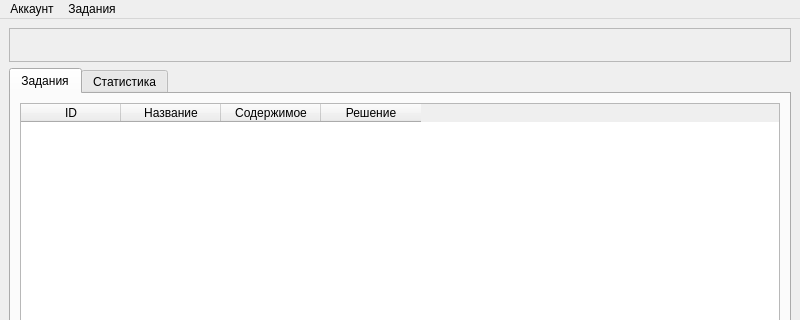
Qt form client_src/src/Window/TeacherStatsWindow.ui (glbzhrnv/Project-221-353) before a commit; both pictures show x 0 to 800 and y 0 to 320 of the 800 by 600 pixel window.
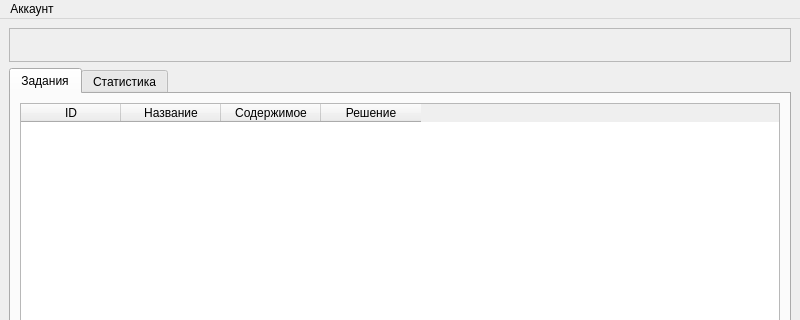
The same form after that commit.

Diff of the .ui file:
```diff
--- a/client_src/src/Window/TeacherStatsWindow.ui
+++ b/client_src/src/Window/TeacherStatsWindow.ui
@@ -127,14 +127,7 @@
     </property>
     <addaction name="action"/>
    </widget>
-   <widget class="QMenu" name="menu_2">
-    <property name="title">
-     <string>Задания</string>
-    </property>
-    <addaction name="action_2"/>
-   </widget>
    <addaction name="menu"/>
-   <addaction name="menu_2"/>
   </widget>
   <widget class="QStatusBar" name="statusbar"/>
   <action name="action">
```
Left out of the diff: 4 changed lines with no effect on the pictures.
